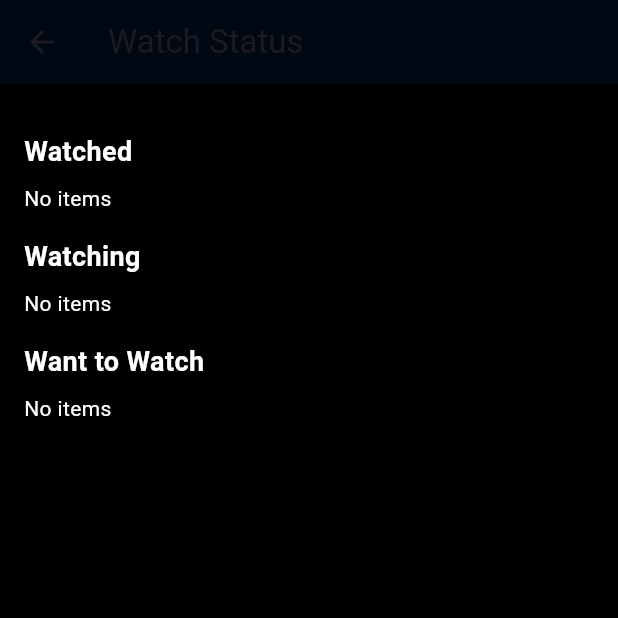
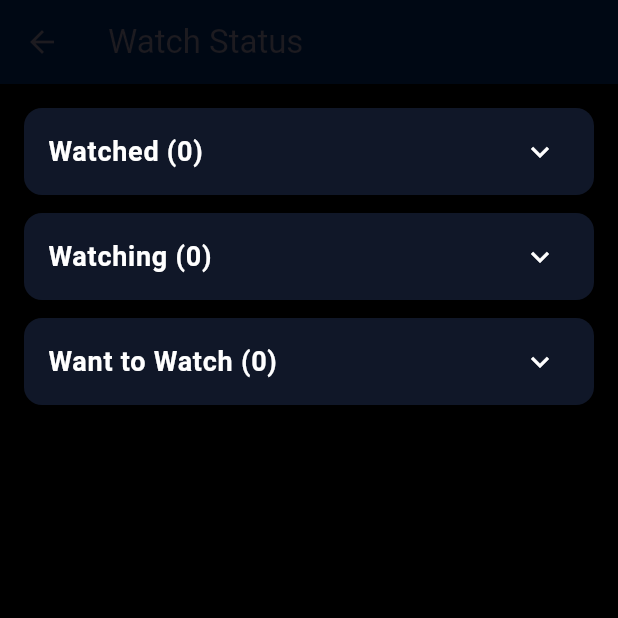
Before and after one commit to airwreckah/cinemaLog, a Flutter app: the WatchStatusScreen screen opened directly, on a phone screen of 412 x 824 dp, the top half of it. Run offline on Flutter 3.47's test engine with Material 3 defaults, Android fonts, the phone set to English and light mode, and no system bars; our stand-ins replace cloud_firestore, firebase_auth, firebase_core, fl_chart, google_fonts and 1 more; missing offline and left inert: dart:ffi; accounts and stored records are empty; network calls fail; statements that could not run were skipped.

Commit message:
collapsible watch status screen, shows rating and notes next to title

```diff
--- a/cinema_log/lib/screens/watch_status_screen.dart
+++ b/cinema_log/lib/screens/watch_status_screen.dart
@@ -1,3 +1,4 @@
+import 'package:cinema_log/widgets/media_tile.dart';
 import 'package:flutter/material.dart';
 
 import '../models/media.dart';
@@ -30,40 +31,72 @@ class _WatchStatusScreenState extends State<WatchStatusScreen> {
     final watching = _controller.getWatchingItems();
     final wantToWatch = _controller.getWantToWatchItems();
 
-    return Scaffold(
+    return Theme(
+      data: Theme.of(context).copyWith(
+        textTheme: const TextTheme(
+          bodyLarge: TextStyle(color: Colors.white),
+          bodyMedium: TextStyle(color: Colors.white),
+          bodySmall: TextStyle(color: Colors.white),
+        ),
+        iconTheme: const IconThemeData(color: Colors.white),
+      ),
+      child: Scaffold(
         appBar: AppBar(title: const Text('Watch Status')),
         body: ListView(
           padding: const EdgeInsets.all(16),
           children: [
-          _buildSection('Watched', watched),
-          _buildSection('Watching', watching),
-          _buildSection('Want to Watch', wantToWatch),
+            _buildExpandableSection('Watched', watched),
+            _buildExpandableSection('Watching', watching),
+            _buildExpandableSection('Want to Watch', wantToWatch),
           ],
+        ),
       ),
     );
   }
 
-  Widget _buildSection(String title, List<Media> items) {
-    return Column(
-      crossAxisAlignment: CrossAxisAlignment.start,
-      children: [
-        const SizedBox(height: 16),
-        Text(
-          title,
+  Widget _buildExpandableSection(String title, List<Media> items) {
+    return Card(
+      color: const Color(0xFF101728),
+      margin: const EdgeInsets.only(bottom: 12),
+      child: Theme(
+        data: Theme.of(context).copyWith(dividerColor: Colors.transparent),
+        child: ExpansionTile(
+          iconColor: Colors.white,
+          collapsedIconColor: Colors.white,
+          title: Text(
+            '$title (${items.length})',
             style: const TextStyle(
+              color: Colors.white,
               fontSize: 18,
               fontWeight: FontWeight.bold,
             ),
           ),
-        const SizedBox(height: 8),
-        if (items.isEmpty) const Text('No items'),
-        ...items.map((media) {
+          children: items.isEmpty
+              ? [
+                  const ListTile(
+                    title: Text(
+                      'No items',
+                      style: TextStyle(color: Colors.white),
+                    ),
+                  ),
+                ]
+              : items.map((media) {
                   return ListTile(
-            title: Text(
-              media.title,
-              style: const TextStyle(color: Color(0xFF99A1AF)),
-            ),
-            trailing: Icon(Icons.edit),
+                    title: Text(media.title),
+                    subtitle: media.notes != null && media.notes!.isNotEmpty
+                        ? Text(
+                            media.notes!,
+                            style: const TextStyle(color: Colors.white),
+                          )
+                        : null,
+                    trailing: media.rating != null
+                        ? Text(
+                            '${media.rating} ⭐',
+                            style: const TextStyle(color: Colors.white),
+                          )
+                        : null,
+                    iconColor: Colors.white,
+                    textColor: Colors.white,
                     onTap: () {
                       Navigator.push(
                         context,
@@ -76,8 +109,9 @@ class _WatchStatusScreenState extends State<WatchStatusScreen> {
                       );
                     },
                   );
-        }),
-      ],
+                }).toList(),
+        ),
+      ),
     );
   }
 }
```
Lines whose indentation alone changed are shown as unchanged.
